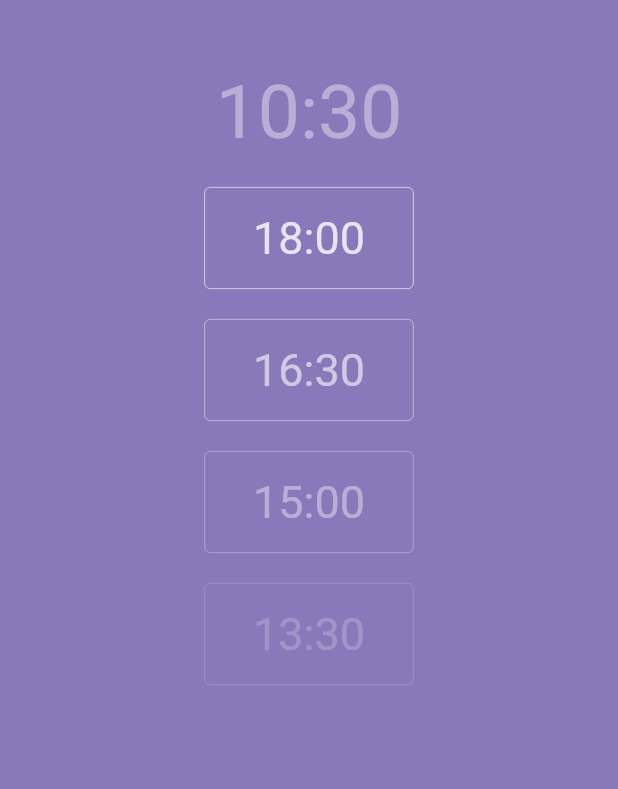
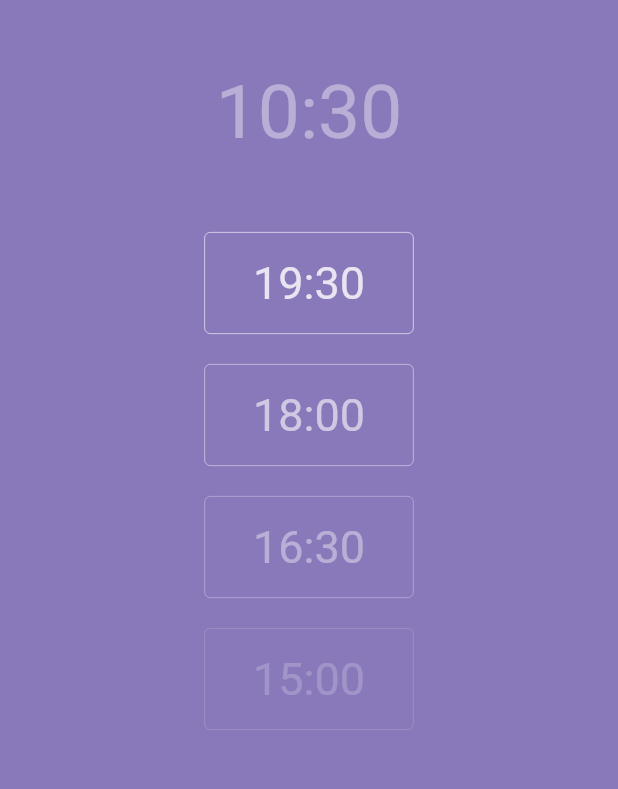
Before and after one commit to fifersheep/sleep, a Flutter app: the screen it shows after launch, on a phone screen of 412 x 824 dp, the part 113-902 px from its top. Run offline on Flutter 3.47's test engine with Material 2 defaults, Android fonts, the phone set to English and light mode, and no system bars; generated files the repository leaves out were written again.

Commit message:
shift times up to 9hrs

```diff
--- a/lib/src/presentation/content.dart
+++ b/lib/src/presentation/content.dart
@@ -63,14 +63,14 @@ class _ContentState extends State<Content> {
                   time(0),
                   style: const TextStyle(color: ThemeColors.white40, fontSize: 50),
                 ),
+                const SizedBox(height: 50),
+                TimeBlock(time(9), ThemeColors.white80),
                 const SizedBox(height: 20),
-                TimeBlock(time(7, 30), ThemeColors.white80),
+                TimeBlock(time(7, 30), ThemeColors.white60),
                 const SizedBox(height: 20),
-                TimeBlock(time(6), ThemeColors.white60),
+                TimeBlock(time(6), ThemeColors.white40),
                 const SizedBox(height: 20),
-                TimeBlock(time(4, 30), ThemeColors.white40),
-                const SizedBox(height: 20),
-                TimeBlock(time(3), ThemeColors.white20),
+                TimeBlock(time(4, 30), ThemeColors.white20),
               ],
             ),
           ],
```
